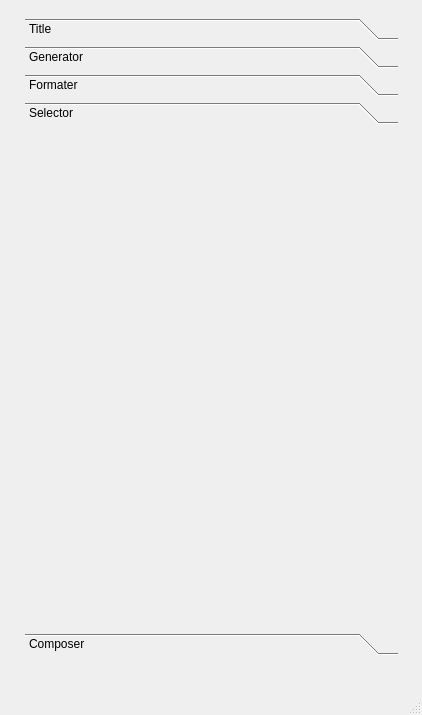
The window that form.ui (miskiewiczm/dna_bits) describes before a commit, drawn with Qt 5.
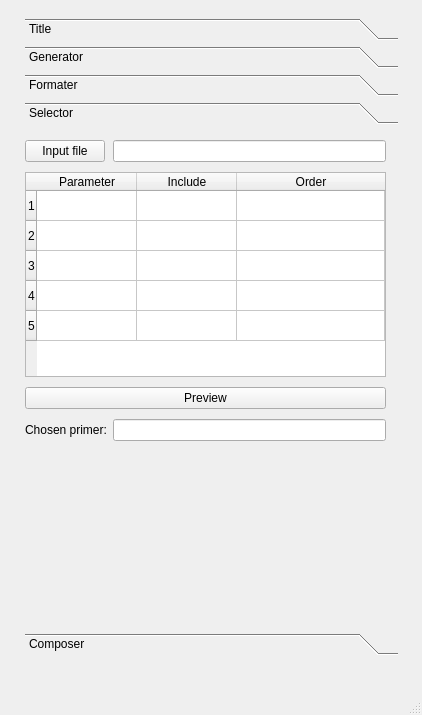
The same window after the commit. The open tabs and pages were chosen to show the change.

Commit message: Added widgets for 'Selector' and 'Composer' tabs.

What changed in the file:
```diff
--- a/form.ui
+++ b/form.ui
@@ -843,12 +843,84 @@
        <x>0</x>
        <y>0</y>
        <width>373</width>
-       <height>467</height>
+       <height>487</height>
       </rect>
      </property>
      <attribute name="label">
       <string>Selector</string>
      </attribute>
+     <widget class="QWidget" name="formLayoutWidget_2">
+      <property name="geometry">
+       <rect>
+        <x>0</x>
+        <y>10</y>
+        <width>361</width>
+        <height>301</height>
+       </rect>
+      </property>
+      <layout class="QFormLayout" name="formLayout_4">
+       <property name="verticalSpacing">
+        <number>10</number>
+       </property>
+       <item row="0" column="0">
+        <widget class="QPushButton" name="selector_input_button">
+         <property name="text">
+          <string>Input file</string>
+         </property>
+        </widget>
+       </item>
+       <item row="0" column="1">
+        <widget class="QLineEdit" name="selector_input_edit"/>
+       </item>
+       <item row="2" column="0" colspan="2">
+        <widget class="QPushButton" name="pushButton">
+         <property name="text">
+          <string>Preview</string>
+         </property>
+        </widget>
+       </item>
+       <item row="3" column="0">
+        <widget class="QLabel" name="selector_chosen_primer_label">
+         <property name="text">
+          <string>Chosen primer:</string>
+         </property>
+        </widget>
+       </item>
+       <item row="3" column="1">
+        <widget class="QLineEdit" name="selector_chosen_primer_edit"/>
+       </item>
+       <item row="1" column="0" colspan="2">
+        <widget class="QTableWidget" name="tableWidget">
+         <property name="rowCount">
+          <number>5</number>
+         </property>
+         <attribute name="horizontalHeaderStretchLastSection">
+          <bool>true</bool>
+         </attribute>
+         <row/>
+         <row/>
+         <row/>
+         <row/>
+         <row/>
+         <column>
+          <property name="text">
+           <string>Parameter</string>
+          </property>
+         </column>
+         <column>
+          <property name="text">
+           <string>Include</string>
+          </property>
+         </column>
+         <column>
+          <property name="text">
+           <string>Order</string>
+          </property>
+         </column>
+        </widget>
+       </item>
+      </layout>
+     </widget>
     </widget>
     <widget class="QWidget" name="composer_page">
      <property name="geometry">
```
Left out of the diff: 59 changed lines with no effect on the pictures.
